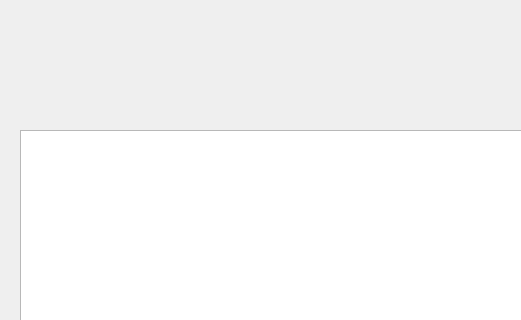
Old version of the form Urzadzenia/urzadzeniaprzypominacz.ui in the repository Astropl/OptiBase; both pictures show x 0 to 521 and y 0 to 320 of the 1028 by 750 pixel window.
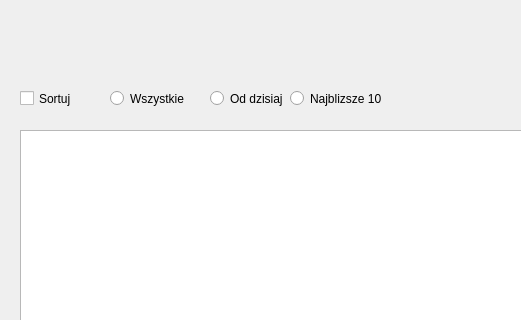
New version of the form.

The edit to the form file:
```diff
--- a/Urzadzenia/urzadzeniaprzypominacz.ui
+++ b/Urzadzenia/urzadzeniaprzypominacz.ui
@@ -176,6 +176,58 @@
      </rect>
     </property>
    </widget>
+   <widget class="QCheckBox" name="checkBox">
+    <property name="geometry">
+     <rect>
+      <x>20</x>
+      <y>90</y>
+      <width>70</width>
+      <height>17</height>
+     </rect>
+    </property>
+    <property name="text">
+     <string>Sortuj</string>
+    </property>
+   </widget>
+   <widget class="QRadioButton" name="radioButton">
+    <property name="geometry">
+     <rect>
+      <x>110</x>
+      <y>90</y>
+      <width>82</width>
+      <height>17</height>
+     </rect>
+    </property>
+    <property name="text">
+     <string>Wszystkie</string>
+    </property>
+   </widget>
+   <widget class="QRadioButton" name="radioButton_2">
+    <property name="geometry">
+     <rect>
+      <x>210</x>
+      <y>90</y>
+      <width>82</width>
+      <height>17</height>
+     </rect>
+    </property>
+    <property name="text">
+     <string>Od dzisiaj</string>
+    </property>
+   </widget>
+   <widget class="QRadioButton" name="radioButton_3">
+    <property name="geometry">
+     <rect>
+      <x>290</x>
+      <y>90</y>
+      <width>91</width>
+      <height>17</height>
+     </rect>
+    </property>
+    <property name="text">
+     <string>Najblizsze 10</string>
+    </property>
+   </widget>
   </widget>
   <widget class="QMenuBar" name="menubar">
    <property name="geometry">
```
